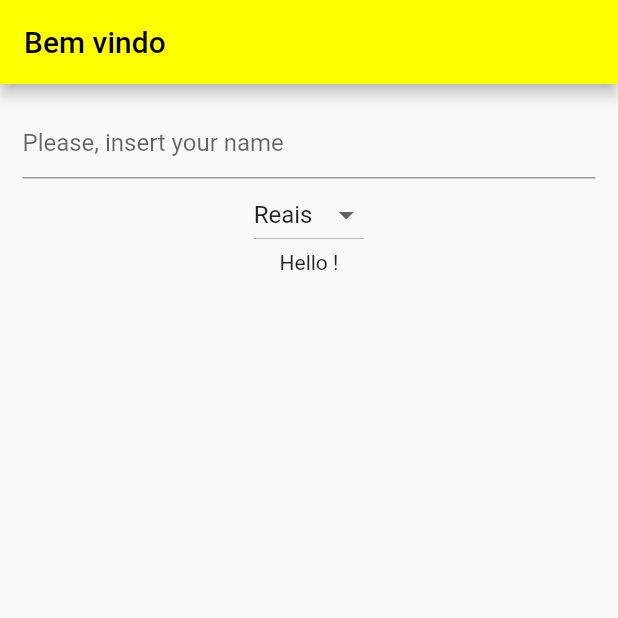
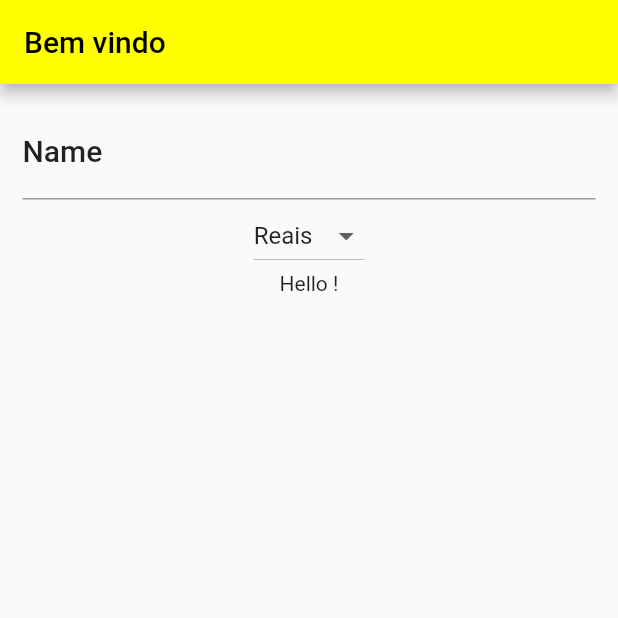
Before and after one commit to raloliver/flupg, a Flutter app: the screen it shows after launch, on a phone screen of 412 x 824 dp, the top half of it. Run offline on Flutter 3.47's test engine with Material 2 defaults, Android fonts, the phone set to English and light mode, and no system bars.

Commit message:
InputDecoration properties

```diff
--- a/lib/main.dart
+++ b/lib/main.dart
@@ -28,6 +28,7 @@ class _HelloYouState extends State<HelloYou> {
 
   @override
   Widget build(BuildContext context) {
+    TextStyle textStyle = Theme.of(context).textTheme.title;
     return Scaffold(
       appBar: AppBar(
         title: Text(
@@ -41,7 +42,8 @@ class _HelloYouState extends State<HelloYou> {
         child: Column(
           children: <Widget>[
             TextField(
-              decoration: InputDecoration(hintText: 'Please, insert your name'),
+              decoration: InputDecoration(
+                  hintText: 'Please, insert your name', labelText: 'Name', labelStyle: textStyle),
               onChanged: (String string) {
                 setState(() {
                   name = string;
```
